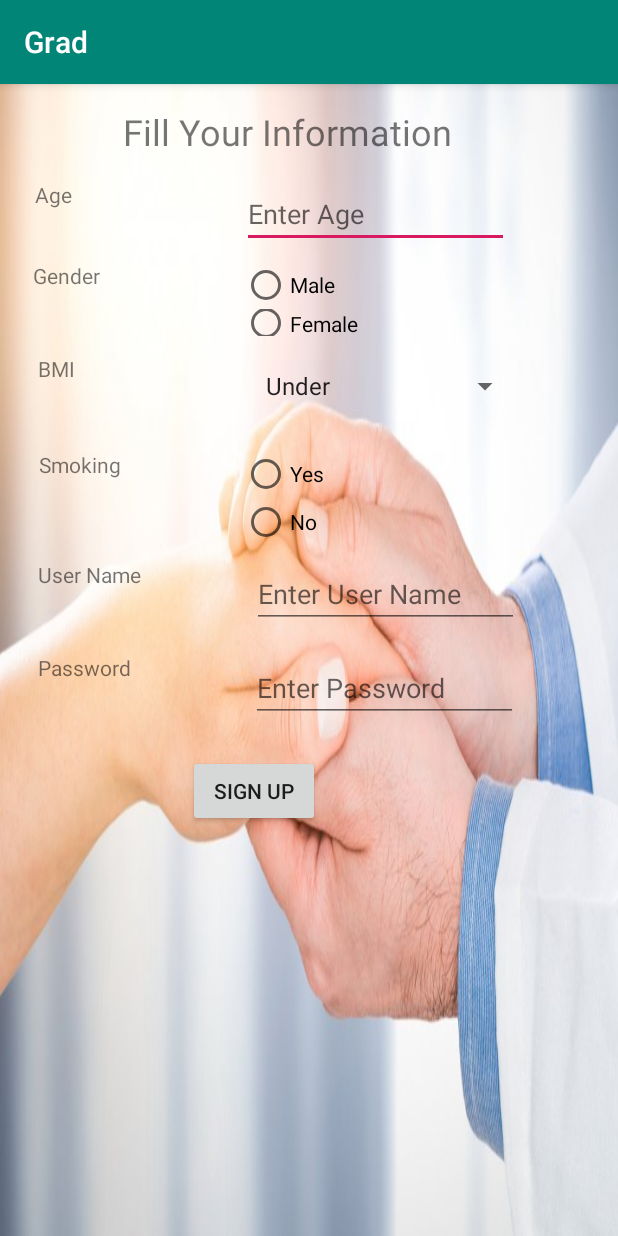
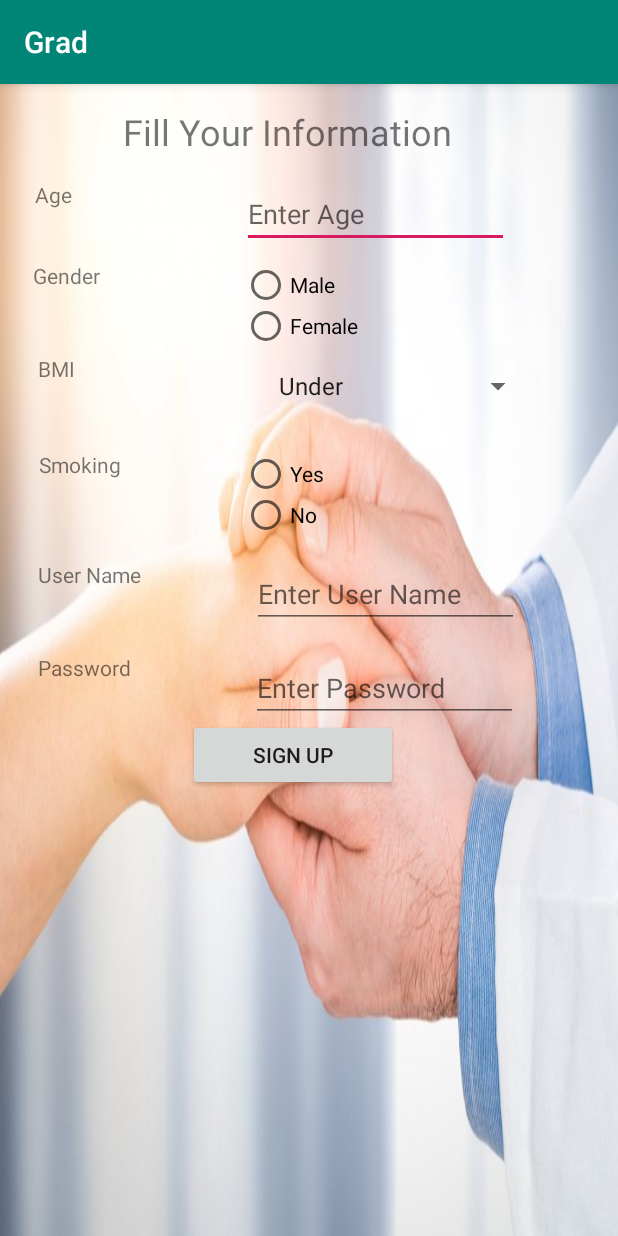
Before and after one commit to ShahdHajaj/GraduationProject, an Android app: the signUp screen opened directly, with no data from a screen before it, on a phone screen of 412 x 824 dp. Run offline under Robolectric (Android 15) with nearby library versions, the light colour scheme and no system bars.

Commit message:
testing on mobile

```diff
--- a/app/src/main/res/layout/signup.xml
+++ b/app/src/main/res/layout/signup.xml
@@ -54,7 +54,7 @@
 
     <Button
         android:id="@+id/signup2"
-        android:layout_width="wrap_content"
+        android:layout_width="140dp"
         android:layout_height="wrap_content"
         android:layout_alignParentStart="true"
         android:layout_alignParentLeft="true"
@@ -63,14 +63,14 @@
         android:layout_alignParentRight="true"
         android:layout_marginStart="125dp"
         android:layout_marginLeft="125dp"
-        android:layout_marginTop="447dp"
-        android:layout_marginRight="198dp"
+        android:layout_marginTop="423dp"
+        android:layout_marginRight="146dp"
         android:text="Sign Up" />
 
     <RadioGroup
         android:id="@+id/genderfield"
-        android:layout_width="129dp"
-        android:layout_height="50dp"
+        android:layout_width="180dp"
+        android:layout_height="54dp"
         android:layout_alignParentStart="true"
         android:layout_alignParentLeft="true"
         android:layout_alignParentTop="true"
@@ -78,7 +78,7 @@
         android:layout_marginStart="161dp"
         android:layout_marginLeft="161dp"
         android:layout_marginTop="118dp"
-        android:layout_marginRight="72dp">
+        android:layout_marginRight="70dp">
 
         <RadioButton
             android:id="@+id/Male"
@@ -97,8 +97,8 @@
 
     <TextView
         android:id="@+id/BMI"
-        android:layout_width="129dp"
-        android:layout_height="44dp"
+        android:layout_width="142dp"
+        android:layout_height="45dp"
         android:layout_alignParentStart="true"
         android:layout_alignParentLeft="true"
         android:layout_alignParentTop="true"
@@ -107,7 +107,7 @@
         android:layout_marginStart="25dp"
         android:layout_marginLeft="25dp"
         android:layout_marginTop="180dp"
-        android:layout_marginRight="327dp"
+        android:layout_marginRight="244dp"
         android:text="BMI" />
 
     <TextView
@@ -126,16 +126,16 @@
 
     <RadioGroup
         android:id="@+id/smokingfield"
-        android:layout_width="wrap_content"
-        android:layout_height="wrap_content"
+        android:layout_width="196dp"
+        android:layout_height="54dp"
         android:layout_alignParentStart="true"
         android:layout_alignParentLeft="true"
         android:layout_alignParentTop="true"
         android:layout_alignParentRight="true"
         android:layout_marginStart="161dp"
-        android:layout_marginLeft="25dp"
+        android:layout_marginLeft="161dp"
         android:layout_marginTop="244dp"
-        android:layout_marginRight="50dp">
+        android:layout_marginRight="54dp">
 
         <RadioButton
             android:id="@+id/yes"
@@ -233,9 +233,9 @@
         android:layout_alignParentLeft="true"
         android:layout_alignParentTop="true"
         android:layout_alignParentRight="true"
-        android:layout_marginStart="169dp"
-        android:layout_marginLeft="169dp"
+        android:layout_marginStart="178dp"
+        android:layout_marginLeft="178dp"
         android:layout_marginTop="179dp"
-        android:layout_marginRight="64dp" />
+        android:layout_marginRight="55dp" />
 
 </RelativeLayout>
```
Also changed, not shown: app/src/main/res/layout/activity_main.xml (+10 -10 lines).
